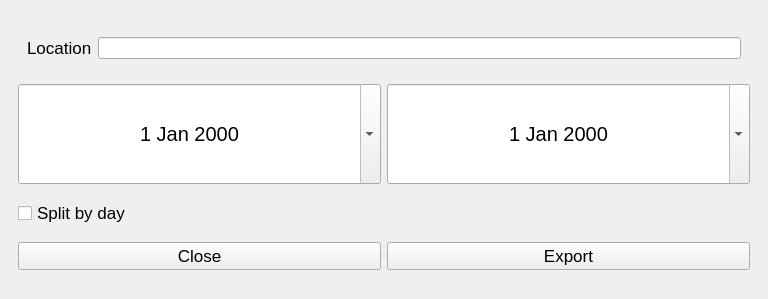
The window that mainwindow.ui (janFiedler1/controlx-csv-exporter) describes before a commit, drawn with Qt 5.
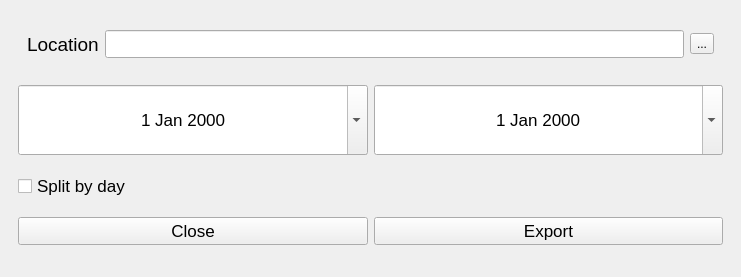
The same window after the commit.

The edit to the form file:
```diff
--- a/mainwindow.ui
+++ b/mainwindow.ui
@@ -6,8 +6,8 @@
    <rect>
     <x>0</x>
     <y>0</y>
-    <width>768</width>
-    <height>299</height>
+    <width>741</width>
+    <height>277</height>
    </rect>
   </property>
   <property name="sizePolicy">
@@ -56,12 +56,15 @@
          <property name="title">
           <string/>
          </property>
-         <layout class="QFormLayout" name="formLayout">
-          <item row="1" column="0">
+         <layout class="QHBoxLayout" name="horizontalLayout_2">
+          <property name="topMargin">
+           <number>0</number>
+          </property>
+          <item>
            <widget class="QLabel" name="label_3">
             <property name="font">
              <font>
-              <pointsize>13</pointsize>
+              <pointsize>14</pointsize>
              </font>
             </property>
             <property name="text">
@@ -69,8 +72,21 @@
             </property>
            </widget>
           </item>
-          <item row="1" column="1">
-           <widget class="QLineEdit" name="lineEdit_2"/>
+          <item>
+           <widget class="QLineEdit" name="lineEdit_2">
+            <property name="font">
+             <font>
+              <pointsize>13</pointsize>
+             </font>
+            </property>
+           </widget>
+          </item>
+          <item>
+           <widget class="QToolButton" name="toolButton">
+            <property name="text">
+             <string>...</string>
+            </property>
+           </widget>
           </item>
          </layout>
         </widget>
@@ -104,18 +120,18 @@
          <property name="minimumSize">
           <size>
            <width>0</width>
-           <height>100</height>
+           <height>70</height>
           </size>
          </property>
          <property name="maximumSize">
           <size>
            <width>16777215</width>
-           <height>100</height>
+           <height>70</height>
           </size>
          </property>
          <property name="font">
           <font>
-           <pointsize>15</pointsize>
+           <pointsize>13</pointsize>
           </font>
          </property>
          <property name="alignment">
@@ -131,18 +147,18 @@
          <property name="minimumSize">
           <size>
            <width>0</width>
-           <height>100</height>
+           <height>70</height>
           </size>
          </property>
          <property name="maximumSize">
           <size>
            <width>16777215</width>
-           <height>100</height>
+           <height>70</height>
           </size>
          </property>
          <property name="font">
           <font>
-           <pointsize>15</pointsize>
+           <pointsize>13</pointsize>
           </font>
          </property>
          <property name="alignment">
```
